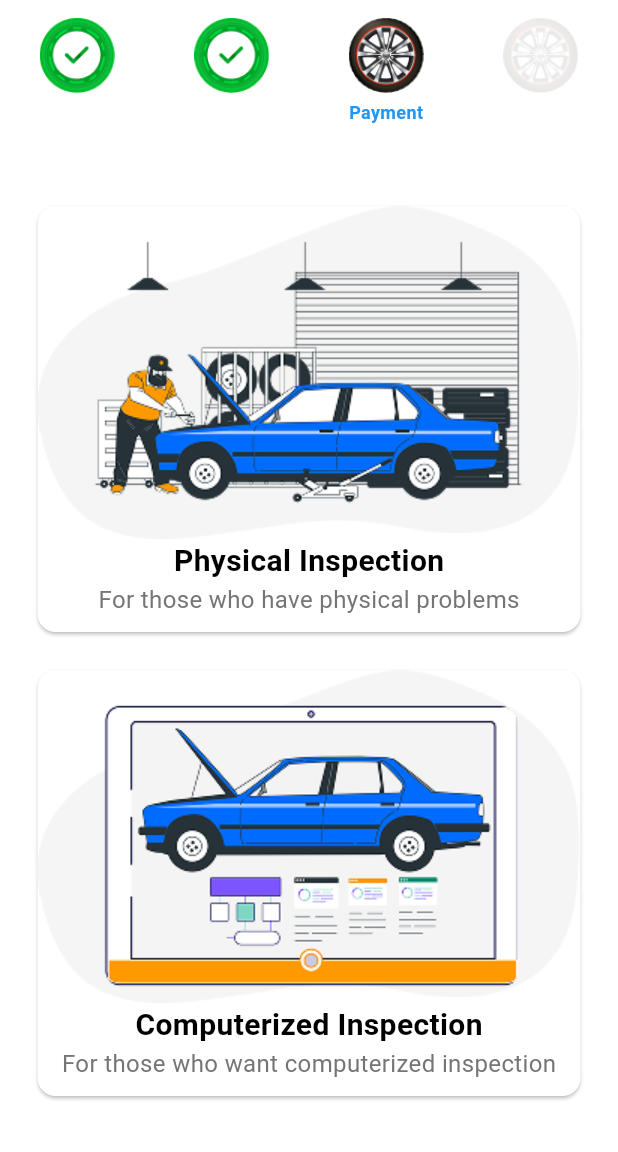
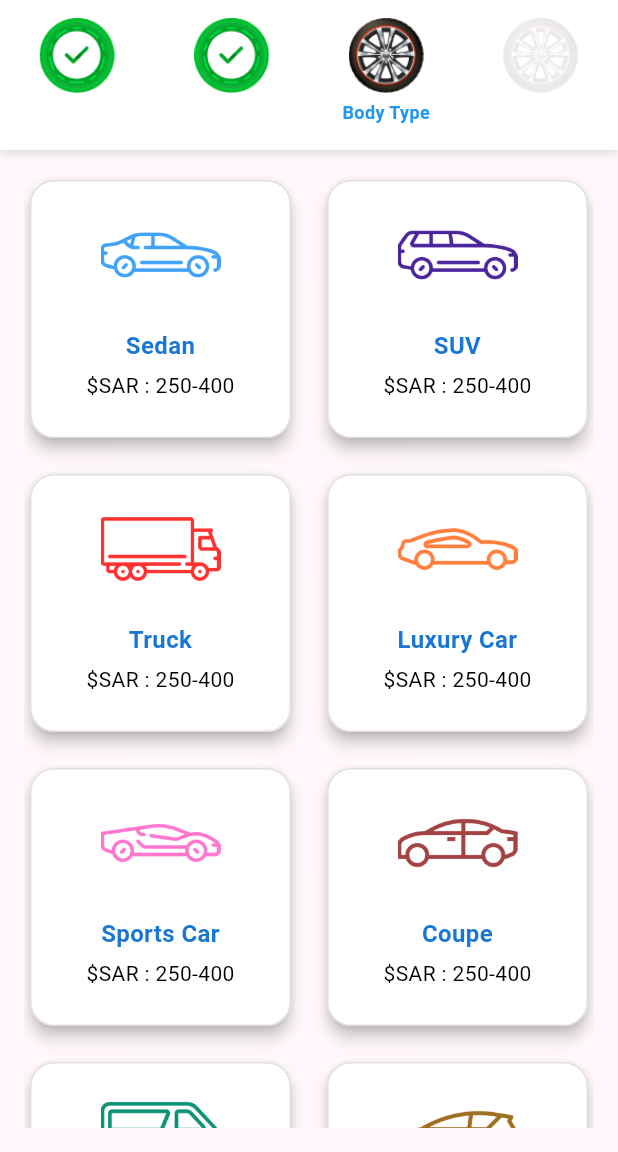
Before and after one commit to shakeelnasrullah/revress, a Flutter app: the screen it shows after launch, swiped to page 3, on a phone screen of 412 x 824 dp, the part 84-1236 px from its top. Run offline on Flutter 3.47's test engine with Material 3 defaults, Android fonts, the phone set to English and light mode, and no system bars; our stand-ins replace circle_nav_bar, flutter_bloc, intl_phone_number_input.

Commit message:
Body Type of Vehicle Screen is designed

```diff
--- /dev/null
+++ b/lib/inspection/body_type/BodyTypeListItem.dart
@@ -0,0 +1,120 @@
+import 'package:flutter/material.dart';
+import 'package:revress/inspection/body_type/body_type.dart';
+
+
+
+class BodyTypeListItem extends StatelessWidget {
+  final BodyType product;
+  final bool isSelected;
+
+  const BodyTypeListItem({
+    Key? key,
+    required this.product,
+    this.isSelected = false,
+  }) : super(key: key);
+
+  @override
+  Widget build(BuildContext context) {
+    return AnimatedContainer(
+      duration: Duration(milliseconds: 200),
+      child: Card(
+        color: isSelected ? Colors.blue[50] : Colors.white,
+        elevation: isSelected ? 6.0 : 4.0,
+        shape: RoundedRectangleBorder(
+          borderRadius: BorderRadius.circular(16.0),
+          side: BorderSide(
+            color: isSelected ? Colors.blue : Colors.grey[300]!,
+            width: isSelected ? 2.5 : 1.0,
+          ),
+        ),
+        child: Container(
+          decoration: BoxDecoration(
+            borderRadius: BorderRadius.circular(16.0),
+            gradient: isSelected
+                ? LinearGradient(
+              begin: Alignment.topLeft,
+              end: Alignment.bottomRight,
+              colors: [Colors.blue.withOpacity(0.1), Colors.white],
+            )
+                : null,
+          ),
+          child: Column(
+            crossAxisAlignment: CrossAxisAlignment.center,
+            children: [
+              // Image with overlay
+              SizedBox(
+                height: 100,
+                width: double.infinity,
+                child: Stack(
+                  children: [
+                    Center(
+                      child: Image.asset(
+                        product.imageUrl,
+                        height: 80,
+                        fit: BoxFit.scaleDown,
+                      ),
+                    ),
+                    // Selection indicator
+                    if (isSelected)
+                      Positioned(
+                        top: 8,
+                        right: 8,
+                        child: Container(
+                          padding: EdgeInsets.all(4),
+                          decoration: BoxDecoration(
+                            color: Colors.blue,
+                            shape: BoxShape.circle,
+                            boxShadow: [
+                              BoxShadow(
+                                color: Colors.blue.withOpacity(0.5),
+                                blurRadius: 4,
+                                offset: Offset(0, 2),
+                              ),
+                            ],
+                          ),
+                          child: Icon(
+                            Icons.check,
+                            color: Colors.white,
+                            size: 16,
+                          ),
+                        ),
+                      ),
+                  ],
+                ),
+              ),
+
+              // Content
+              Padding(
+                padding: const EdgeInsets.symmetric(horizontal: 8.0),
+                child: Text(
+                  product.name,
+                  style: TextStyle(
+                    fontSize: 16,
+                    fontWeight: isSelected ? FontWeight.w800 : FontWeight.bold,
+                    height: 1.3,
+                    color: isSelected ? Colors.blue[900] : Colors.blue[700],
+                  ),
+                  maxLines: 2,
+                  overflow: TextOverflow.ellipsis,
+                  textAlign: TextAlign.center,
+                ),
+              ),
+
+              SizedBox(height: 6),
+
+              // Price
+              Text(
+                '\$${product.price}',
+                style: TextStyle(
+                  fontSize: 14,
+                  fontWeight: isSelected ? FontWeight.w600 : FontWeight.w400,
+                  color: isSelected ? Colors.blue[800] : Colors.black,
+                ),
+              ),
+            ],
+          ),
+        ),
+      ),
+    );
+  }
+}
--- /dev/null
+++ b/lib/inspection/body_type/body_type.dart
@@ -0,0 +1,9 @@
+import 'package:flutter/material.dart';
+class BodyType {
+  final String name;
+  final String price;
+  final String imageUrl;
+
+  BodyType({required this.name, required this.price, required this.imageUrl});
+
+}
--- /dev/null
+++ b/lib/inspection/body_type/body_type_screen.dart
@@ -0,0 +1,114 @@
+import 'package:flutter/material.dart';
+
+import 'BodyTypeListItem.dart';
+import 'body_type.dart';
+
+class BodyTypeScreen extends StatefulWidget {
+  const BodyTypeScreen({super.key});
+
+  @override
+  State<BodyTypeScreen> createState() => _BodyTypeScreenState();
+}
+
+class _BodyTypeScreenState extends State<BodyTypeScreen> {
+  int? selectedIndex;
+  final List<BodyType> bodyTypes = [
+    BodyType(
+      name: 'Sedan',
+      price: 'SAR : 250-400',
+      imageUrl: 'assets/images/sedan.png',
+    ),
+    BodyType(
+      name: 'SUV',
+      price: 'SAR : 250-400',
+      imageUrl: 'assets/images/suv.png',
+    ),
+    BodyType(
+      name: 'Truck',
+      price: 'SAR : 250-400',
+      imageUrl: 'assets/images/truck.png',
+    ),
+    BodyType(
+      name: 'Luxury Car',
+      price: 'SAR : 250-400',
+      imageUrl: 'assets/images/luxury.png',
+    ),
+    BodyType(
+      name: 'Sports Car',
+      price: 'SAR : 250-400',
+      imageUrl: 'assets/images/sports.png',
+    ),
+
+    BodyType(
+      name: 'Coupe',
+      price: 'SAR : 250-400',
+      imageUrl: 'assets/images/coupe.png',
+    ),
+    BodyType(
+      name: 'Van',
+      price: 'SAR : 250-400',
+      imageUrl: 'assets/images/van.png',
+    ),
+    BodyType(
+      name: 'Hatchback',
+      price: 'SAR : 250-400',
+      imageUrl: 'assets/images/hatchback.png',
+    ),
+  ];
+
+  @override
+  Widget build(BuildContext context) {
+    return Column(
+      children: [
+        // Grid View
+        Expanded(
+          child: Padding(
+            padding: const EdgeInsets.all(16.0),
+            child: GridView.builder(
+              gridDelegate: SliverGridDelegateWithFixedCrossAxisCount(
+                mainAxisExtent: 180,
+                crossAxisCount: 2, // 2 columns
+                crossAxisSpacing: 16.0,
+                mainAxisSpacing: 16.0,
+                childAspectRatio: 0.7, // Adjust card aspect ratio
+              ),
+              itemCount: bodyTypes.length,
+              itemBuilder: (context, index) {
+
+                return GestureDetector(
+                  onTap: () {
+                    setState(() {
+                      // Toggle selection - if already selected, deselect it
+                      if (selectedIndex == index) {
+                        selectedIndex = null;
+                      } else {
+                        selectedIndex = index;
+                      }
+                    });
+
+                    // You can also add your custom logic here when item is tapped
+                    print('Selected body type: ${bodyTypes[index].name}');
+                  },
+                  child: BodyTypeListItem(
+                    product: bodyTypes[index],
+                    isSelected: selectedIndex == index,
+                  ),
+                );
+              },
+            ),
+          ),
+        ),
+
+        // Footer
+        /*Container(
+          width: double.infinity,
+          padding: EdgeInsets.all(16.0),
+          color: Colors.grey[100],
+          child: FooterWidget(),
+        ),*/
+      ],
+    );
+  }
+
+
+}
--- a/lib/inspection/custom_tab_bar.dart
+++ b/lib/inspection/custom_tab_bar.dart
@@ -4,6 +4,7 @@ import 'package:revress/inspection/tab_status.dart';
 
 import 'package:revress/inspection/type/inspection_type.dart';
 import 'package:revress/inspection/vehicle_type/vechicle_type_screen.dart';
+import 'body_type/body_type_screen.dart';
 import 'custom_tab_widget.dart';
 
 class CustomTabBar extends StatelessWidget {
@@ -81,7 +82,7 @@ class CustomTabBar extends StatelessWidget {
       case 1:
         return VehicleTypeScreen();
       case 2:
-        return InspectionTypeScreen();
+        return BodyTypeScreen();
       case 3:
         return VehicleTypeScreen();
       default: return InspectionTypeScreen();
--- a/lib/inspection/new_appointment_screen.dart
+++ b/lib/inspection/new_appointment_screen.dart
@@ -18,7 +18,7 @@ class _TabScreenState extends State<NewAppointmentScreen> {
 
   final List<CustomTab> _tabs = [
     CustomTab(
-      title: 'Inspection Type',
+      title: 'Inspection',
       icon: "assets/images/checked_tab.png",
       status: TabStatus.completed,
       index: 0,
@@ -30,13 +30,13 @@ class _TabScreenState extends State<NewAppointmentScreen> {
       index: 1,
     ),
     CustomTab(
-      title: 'Payment',
+      title: 'Body Type',
       icon: "assets/images/default_tab.png",
       status: TabStatus.pending,
       index: 2,
     ),
     CustomTab(
-      title: 'Review',
+      title: 'Car Detail',
       icon: "assets/images/default_tab.png",
       status: TabStatus.pending,
       index: 3,
```
Also changed, not shown: pubspec.yaml (+9 -0 lines), assets/images/coupe.png (added), assets/images/hatchback.png (added), assets/images/luxury.png (added), assets/images/off_road.png (added), assets/images/sedan.png (added), assets/images/sports.png (added), assets/images/suv.png (added), assets/images/truck.png (added), assets/images/van.png (added).
